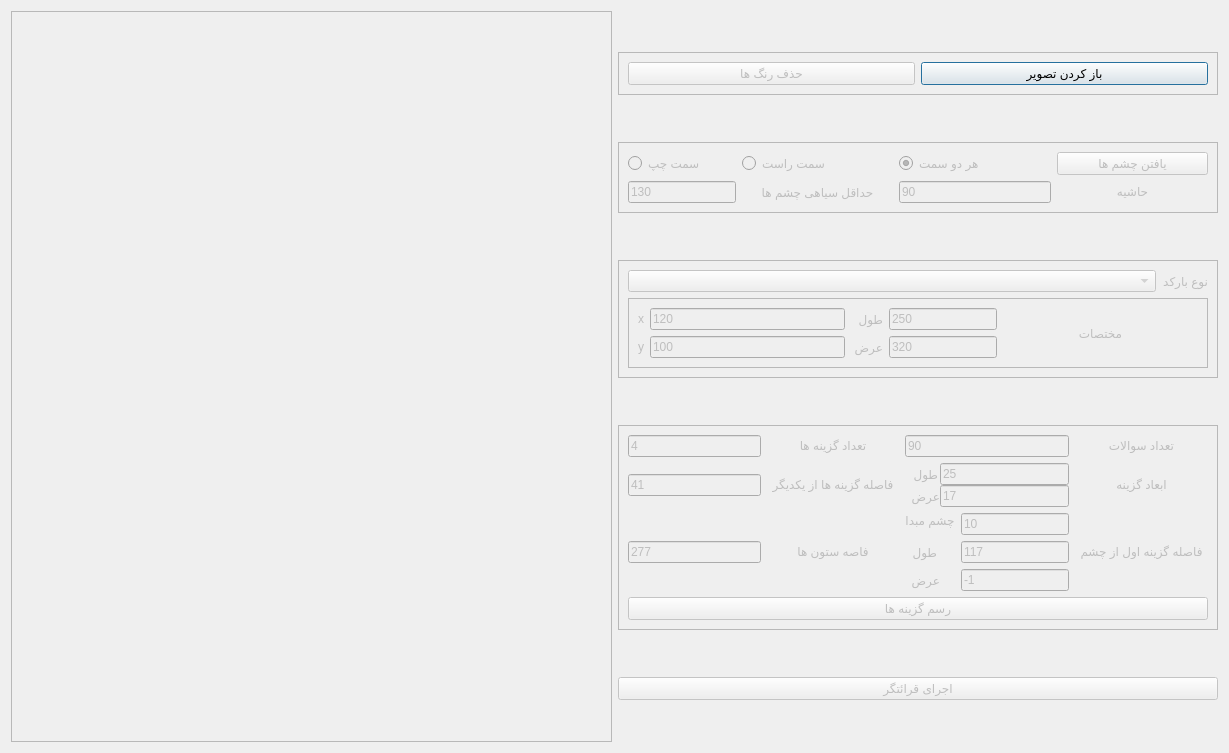
This is createform.ui in pouya-codes/OMR as Qt 5 draws it before an edit. The edited form follows.
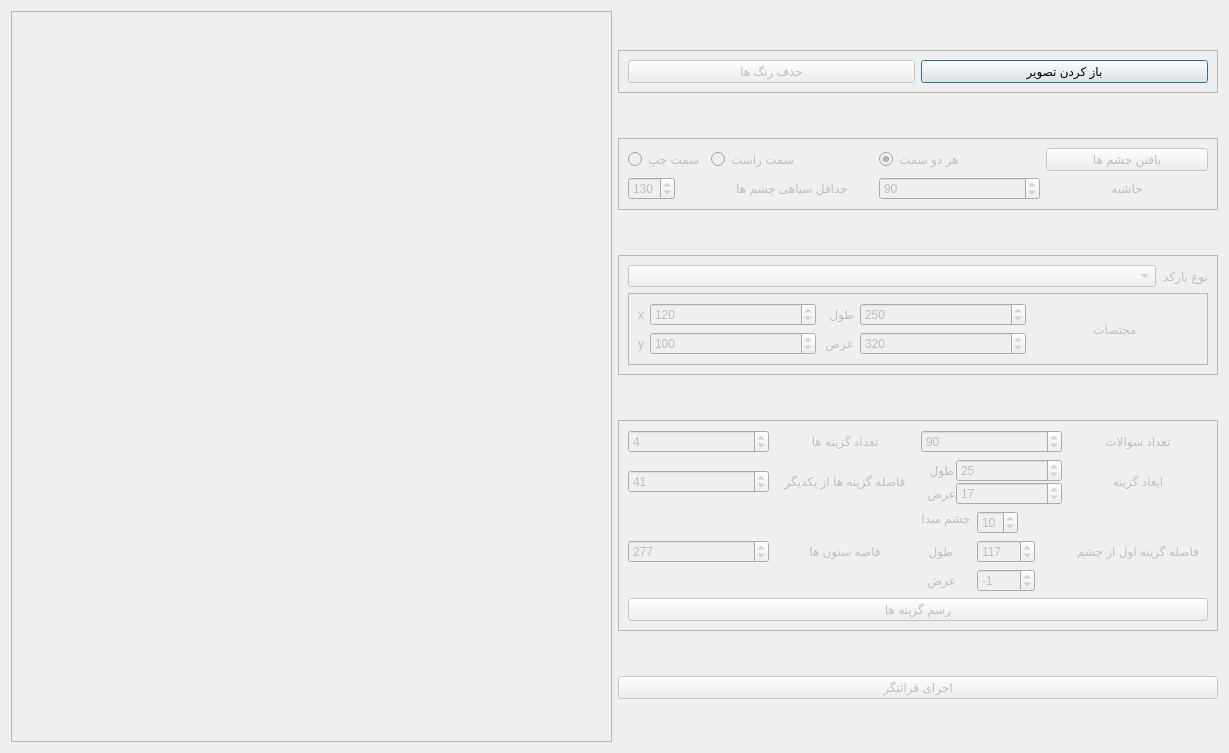
This is the edited form.

Diff of the .ui file:
```diff
--- a/createform.ui
+++ b/createform.ui
@@ -129,16 +129,25 @@
          </widget>
         </item>
         <item row="1" column="2">
-         <widget class="QLineEdit" name="le_EyePad">
+         <widget class="QSpinBox" name="le_EyePad">
           <property name="sizePolicy">
            <sizepolicy hsizetype="Minimum" vsizetype="Fixed">
             <horstretch>0</horstretch>
             <verstretch>0</verstretch>
            </sizepolicy>
           </property>
-          <property name="text">
+          <property stdset="0">
            <string>90</string>
           </property>
+          <property name="maximum">
+           <number>110</number>
+          </property>
+          <property name="singleStep">
+           <number>5</number>
+          </property>
+          <property name="value">
+           <number>90</number>
+          </property>
          </widget>
         </item>
         <item row="1" column="1">
@@ -152,16 +161,25 @@
          </widget>
         </item>
         <item row="1" column="0">
-         <widget class="QLineEdit" name="lineEdit">
+         <widget class="QSpinBox" name="le_darkness">
           <property name="sizePolicy">
            <sizepolicy hsizetype="Fixed" vsizetype="Fixed">
             <horstretch>0</horstretch>
             <verstretch>0</verstretch>
            </sizepolicy>
           </property>
-          <property name="text">
+          <property stdset="0">
            <string>130</string>
           </property>
+          <property name="maximum">
+           <number>255</number>
+          </property>
+          <property name="singleStep">
+           <number>10</number>
+          </property>
+          <property name="value">
+           <number>130</number>
+          </property>
          </widget>
         </item>
        </layout>
@@ -214,16 +232,25 @@
             </widget>
            </item>
            <item row="1" column="1">
-            <widget class="QLineEdit" name="le_barcode_y">
+            <widget class="QSpinBox" name="le_barcode_y">
              <property name="sizePolicy">
               <sizepolicy hsizetype="Minimum" vsizetype="Fixed">
                <horstretch>0</horstretch>
                <verstretch>0</verstretch>
               </sizepolicy>
              </property>
-             <property name="text">
+             <property stdset="0">
               <string>100</string>
              </property>
+             <property name="maximum">
+              <number>1000</number>
+             </property>
+             <property name="singleStep">
+              <number>5</number>
+             </property>
+             <property name="value">
+              <number>100</number>
+             </property>
             </widget>
            </item>
            <item row="1" column="2">
@@ -234,42 +261,69 @@
             </widget>
            </item>
            <item row="1" column="3">
-            <widget class="QLineEdit" name="le_barcode_width">
+            <widget class="QSpinBox" name="le_barcode_width">
              <property name="sizePolicy">
               <sizepolicy hsizetype="Minimum" vsizetype="Fixed">
                <horstretch>0</horstretch>
                <verstretch>0</verstretch>
               </sizepolicy>
              </property>
-             <property name="text">
+             <property stdset="0">
               <string>320</string>
              </property>
+             <property name="maximum">
+              <number>1000</number>
+             </property>
+             <property name="singleStep">
+              <number>5</number>
+             </property>
+             <property name="value">
+              <number>320</number>
+             </property>
             </widget>
            </item>
            <item row="0" column="3">
-            <widget class="QLineEdit" name="le_barcode_height">
+            <widget class="QSpinBox" name="le_barcode_height">
              <property name="sizePolicy">
-              <sizepolicy hsizetype="Fixed" vsizetype="Fixed">
+              <sizepolicy hsizetype="Minimum" vsizetype="Fixed">
                <horstretch>0</horstretch>
                <verstretch>0</verstretch>
               </sizepolicy>
              </property>
-             <property name="text">
+             <property stdset="0">
               <string>250</string>
              </property>
+             <property name="maximum">
+              <number>1000</number>
+             </property>
+             <property name="singleStep">
+              <number>5</number>
+             </property>
+             <property name="value">
+              <number>250</number>
+             </property>
             </widget>
            </item>
            <item row="0" column="1">
-            <widget class="QLineEdit" name="le_barcode_x">
+            <widget class="QSpinBox" name="le_barcode_x">
              <property name="sizePolicy">
               <sizepolicy hsizetype="Minimum" vsizetype="Fixed">
                <horstretch>0</horstretch>
                <verstretch>0</verstretch>
               </sizepolicy>
              </property>
-             <property name="text">
+             <property stdset="0">
               <string>120</string>
              </property>
+             <property name="maximum">
+              <number>1000</number>
+             </property>
+             <property name="singleStep">
+              <number>5</number>
+             </property>
+             <property name="value">
+              <number>120</number>
+             </property>
             </widget>
            </item>
            <item row="1" column="0">
@@ -349,16 +403,19 @@
        </property>
        <layout class="QGridLayout" name="gridLayout_3">
         <item row="2" column="0">
-         <widget class="QLineEdit" name="le_distanceChoiceChoice">
+         <widget class="QSpinBox" name="le_distanceChoiceChoice">
           <property name="sizePolicy">
            <sizepolicy hsizetype="Minimum" vsizetype="Fixed">
             <horstretch>0</horstretch>
             <verstretch>0</verstretch>
            </sizepolicy>
           </property>
-          <property name="text">
+          <property stdset="0">
            <string>41</string>
           </property>
+          <property name="value">
+           <number>41</number>
+          </property>
          </widget>
         </item>
         <item row="0" column="3">
@@ -410,16 +467,22 @@
          </widget>
         </item>
         <item row="3" column="0">
-         <widget class="QLineEdit" name="le_distanceColumns">
+         <widget class="QSpinBox" name="le_distanceColumns">
           <property name="sizePolicy">
            <sizepolicy hsizetype="Minimum" vsizetype="Fixed">
             <horstretch>0</horstretch>
             <verstretch>0</verstretch>
            </sizepolicy>
           </property>
-          <property name="text">
+          <property stdset="0">
            <string>277</string>
           </property>
+          <property name="maximum">
+           <number>1000</number>
+          </property>
+          <property name="value">
+           <number>277</number>
+          </property>
          </widget>
         </item>
         <item row="2" column="1">
@@ -489,16 +552,19 @@
            </widget>
           </item>
           <item row="0" column="1">
-           <widget class="QLineEdit" name="le_refrenceEye">
+           <widget class="QSpinBox" name="le_refrenceEye">
             <property name="sizePolicy">
              <sizepolicy hsizetype="Fixed" vsizetype="Fixed">
               <horstretch>0</horstretch>
               <verstretch>0</verstretch>
              </sizepolicy>
             </property>
-            <property name="text">
+            <property stdset="0">
              <string>10</string>
             </property>
+            <property name="value">
+             <number>10</number>
+            </property>
            </widget>
           </item>
           <item row="1" column="0">
@@ -515,16 +581,25 @@
            </widget>
           </item>
           <item row="1" column="1">
-           <widget class="QLineEdit" name="le_distanceRefwidth">
+           <widget class="QSpinBox" name="le_distanceRefwidth">
             <property name="sizePolicy">
              <sizepolicy hsizetype="Fixed" vsizetype="Fixed">
               <horstretch>0</horstretch>
               <verstretch>0</verstretch>
              </sizepolicy>
             </property>
-            <property name="text">
+            <property stdset="0">
              <string>117</string>
             </property>
+            <property name="minimum">
+             <number>-1000</number>
+            </property>
+            <property name="maximum">
+             <number>1000</number>
+            </property>
+            <property name="value">
+             <number>117</number>
+            </property>
            </widget>
           </item>
           <item row="2" column="0">
@@ -541,16 +616,25 @@
            </widget>
           </item>
           <item row="2" column="1">
-           <widget class="QLineEdit" name="le_distanceRefHeight">
+           <widget class="QSpinBox" name="le_distanceRefHeight">
             <property name="sizePolicy">
              <sizepolicy hsizetype="Fixed" vsizetype="Fixed">
               <horstretch>0</horstretch>
               <verstretch>0</verstretch>
              </sizepolicy>
             </property>
-            <property name="text">
+            <property stdset="0">
              <string>-1</string>
             </property>
+            <property name="minimum">
+             <number>-1000</number>
+            </property>
+            <property name="maximum">
+             <number>1000</number>
+            </property>
+            <property name="value">
+             <number>-1</number>
+            </property>
            </widget>
           </item>
          </layout>
@@ -578,32 +662,6 @@
           <property name="verticalSpacing">
            <number>0</number>
           </property>
-          <item row="1" column="0">
-           <widget class="QLabel" name="Label_2">
-            <property name="sizePolicy">
-             <sizepolicy hsizetype="Fixed" vsizetype="Preferred">
-              <horstretch>0</horstretch>
-              <verstretch>0</verstretch>
-             </sizepolicy>
-            </property>
-            <property name="text">
-             <string>عرض  </string>
-            </property>
-           </widget>
-          </item>
-          <item row="1" column="1">
-           <widget class="QLineEdit" name="le_choiceHeight">
-            <property name="sizePolicy">
-             <sizepolicy hsizetype="Minimum" vsizetype="Fixed">
-              <horstretch>0</horstretch>
-              <verstretch>0</verstretch>
-             </sizepolicy>
-            </property>
-            <property name="text">
-             <string>17</string>
-            </property>
-           </widget>
-          </item>
           <item row="0" column="0">
            <widget class="QLabel" name="Label">
             <property name="sizePolicy">
@@ -618,44 +676,88 @@
            </widget>
           </item>
           <item row="0" column="1">
-           <widget class="QLineEdit" name="le_choiceWidth">
+           <widget class="QSpinBox" name="le_choiceWidth">
             <property name="sizePolicy">
              <sizepolicy hsizetype="Minimum" vsizetype="Fixed">
               <horstretch>0</horstretch>
               <verstretch>0</verstretch>
              </sizepolicy>
             </property>
-            <property name="text">
+            <property stdset="0">
              <string>25</string>
             </property>
+            <property name="value">
+             <number>25</number>
+            </property>
+           </widget>
+          </item>
+          <item row="1" column="0">
+           <widget class="QLabel" name="Label_2">
+            <property name="sizePolicy">
+             <sizepolicy hsizetype="Fixed" vsizetype="Preferred">
+              <horstretch>0</horstretch>
+              <verstretch>0</verstretch>
+             </sizepolicy>
+            </property>
+            <property name="text">
+             <string>عرض  </string>
+            </property>
+           </widget>
+          </item>
+          <item row="1" column="1">
+           <widget class="QSpinBox" name="le_choiceHeight">
+            <property name="sizePolicy">
+             <sizepolicy hsizetype="Minimum" vsizetype="Fixed">
+              <horstretch>0</horstretch>
+              <verstretch>0</verstretch>
+             </sizepolicy>
+            </property>
+            <property stdset="0">
+             <string>17</string>
+            </property>
+            <property name="value">
+             <number>17</number>
+            </property>
            </widget>
           </item>
          </layout>
         </item>
         <item row="0" column="2">
-         <widget class="QLineEdit" name="le_numberOfquestions">
+         <widget class="QSpinBox" name="le_numberOfquestions">
           <property name="sizePolicy">
            <sizepolicy hsizetype="Minimum" vsizetype="Fixed">
             <horstretch>0</horstretch>
             <verstretch>0</verstretch>
            </sizepolicy>
           </property>
-          <property name="text">
+          <property stdset="0">
            <string>90</string>
           </property>
+          <property name="maximum">
+           <number>300</number>
+          </property>
+          <property name="value">
+           <number>90</number>
+          </property>
          </widget>
         </item>
         <item row="0" column="0">
-         <widget class="QLineEdit" name="le_numberOfChoices">
+         <widget class="QSpinBox" name="le_numberOfChoices">
           <property name="sizePolicy">
            <sizepolicy hsizetype="Minimum" vsizetype="Fixed">
             <horstretch>0</horstretch>
             <verstretch>0</verstretch>
            </sizepolicy>
           </property>
-          <property name="text">
+          <property stdset="0">
            <string>4</string>
           </property>
+          <property name="maximum">
+           <number>6</number>
+          </property>
+          <property name="value">
+           <number>4</number>
+          </property>
          </widget>
         </item>
         <item row="4" column="0" colspan="4">
@@ -679,7 +781,7 @@
        <property name="sizeConstraint">
         <enum>QLayout::SetMaximumSize</enum>
        </property>
-       <item row="9" column="0">
+       <item row="8" column="0">
         <widget class="QPushButton" name="pushButton_2">
          <property name="enabled">
           <bool>false</bool>
```
